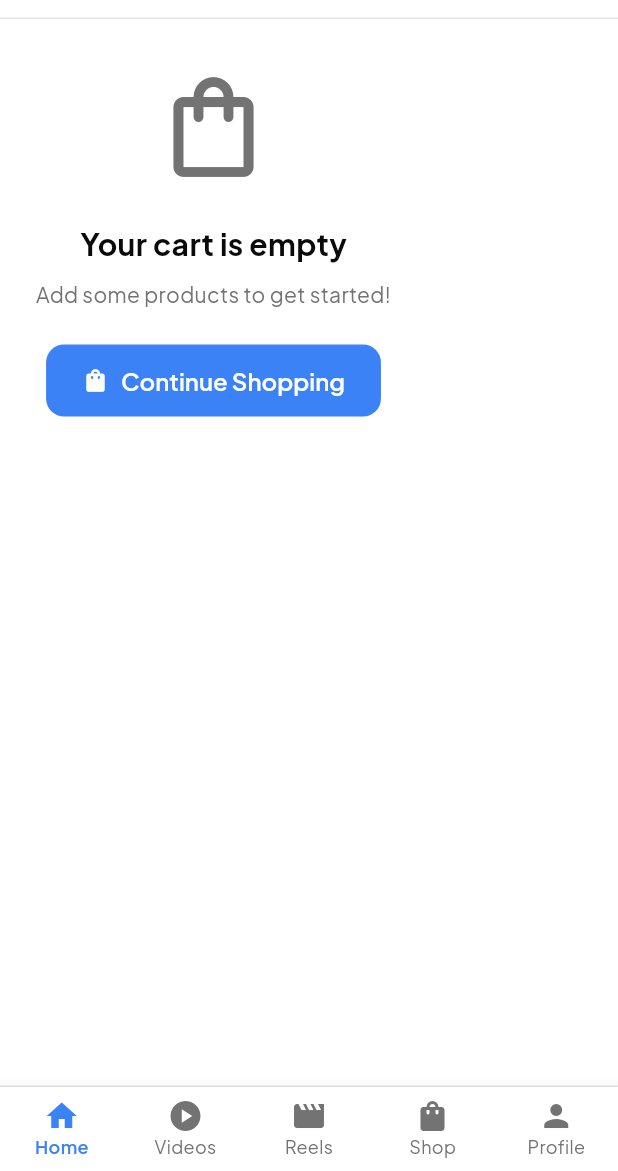
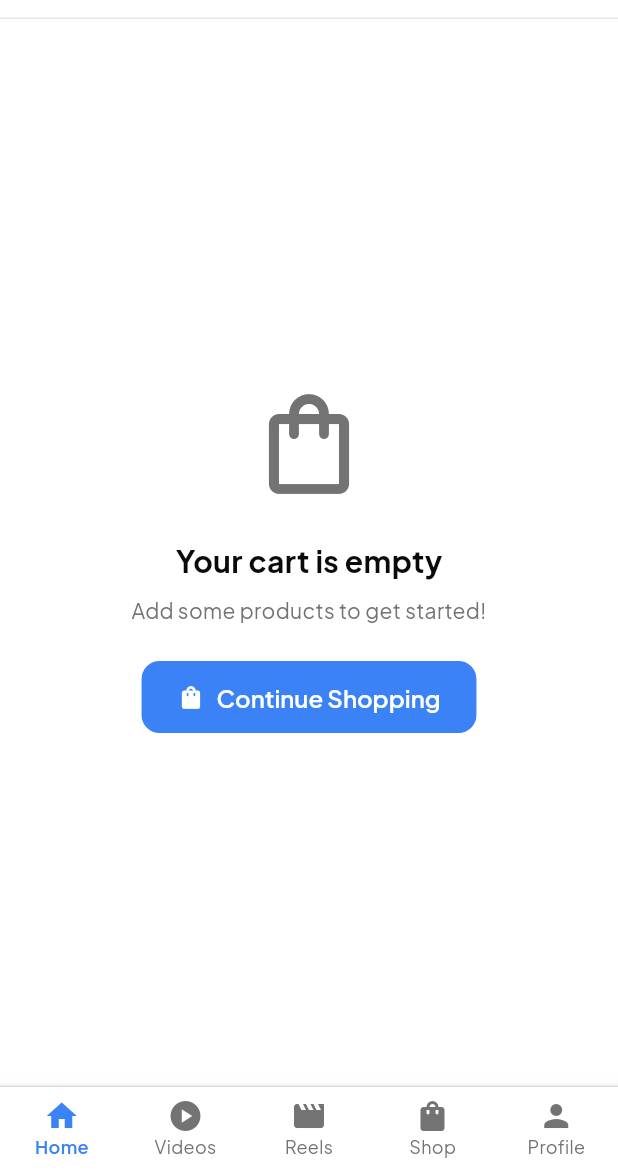
Before and after one commit to Yash8576/BuzzCart, a Flutter app: the CartPage screen opened by its route, on a phone screen of 412 x 824 dp, the part 65-1236 px from its top. Run offline on Flutter 3.47's test engine with Material 3 defaults, Android fonts, the phone set to English and light mode, and no system bars; our stand-ins replace cached_network_image, dio, file_picker, flutter_secure_storage, go_router, google_fonts and 4 more; accounts and stored records are empty; network calls fail.

Commit message:
Center cart empty state layout

```diff
--- a/frontend/lib/features/cart/screens/cart_page.dart
+++ b/frontend/lib/features/cart/screens/cart_page.dart
@@ -46,9 +46,13 @@ class _CartPageState extends State<CartPage> {
         appBar: showPageAppBar ? AppBar(title: const Text('Your Cart')) : null,
         body: SafeArea(
           top: false,
+          child: Center(
             child: Padding(
-            padding: EdgeInsets.fromLTRB(24, 24 + contentTopPadding, 24, 0),
+              padding: EdgeInsets.fromLTRB(24, 24 + contentTopPadding, 24, 24),
+              child: ConstrainedBox(
+                constraints: const BoxConstraints(maxWidth: 360),
                 child: Column(
+                  mainAxisSize: MainAxisSize.min,
                   crossAxisAlignment: CrossAxisAlignment.center,
                   children: [
                     const Icon(
@@ -79,6 +83,8 @@ class _CartPageState extends State<CartPage> {
                       label: const Text('Continue Shopping'),
                     ),
                   ],
+                ),
+              ),
             ),
           ),
         ),
```
Lines whose indentation alone changed are shown as unchanged.
